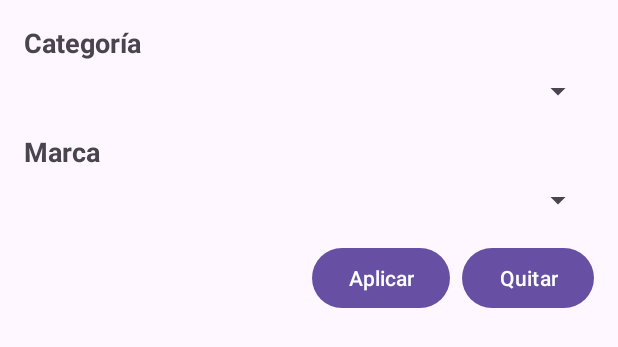
After one commit to RalphNM1/ClothesVault-Android, an Android app: the layout dialog_filtros.xml on its own in the app's theme, with its tools: preview values and no code run, on a phone screen of 412 x 824 dp. The commit adds this screen. Shown: the top 347 px of the screen. Run offline under Robolectric (Android 15) with nearby library versions, the phone set to English and light mode, and no system bars.

Commit message:
Commit filtro1

```diff
--- a/app/src/main/res/layout/activity_main.xml
+++ b/app/src/main/res/layout/activity_main.xml
@@ -19,7 +19,7 @@
             android:layout_height="match_parent">
 
             <ImageView
-                android:id="@+id/icon3"
+                android:id="@+id/iconFiltro"
                 android:layout_width="wrap_content"
                 android:layout_height="wrap_content"
                 android:layout_alignParentStart="true"
@@ -34,13 +34,13 @@
                 android:orientation="horizontal">
 
                 <ImageView
-                    android:id="@+id/icon1"
+                    android:id="@+id/iconCarrito"
                     android:layout_width="wrap_content"
                     android:layout_height="wrap_content"
                     android:src="@drawable/carrito" />
 
                 <ImageView
-                    android:id="@+id/icon2"
+                    android:id="@+id/iconUsuario"
                     android:layout_width="wrap_content"
                     android:layout_height="wrap_content"
                     android:layout_marginLeft="12dp"
--- /dev/null
+++ b/app/src/main/res/layout/dialog_filtros.xml
@@ -0,0 +1,56 @@
+<?xml version="1.0" encoding="utf-8"?>
+<!-- dialog_filters.xml -->
+<LinearLayout xmlns:android="http://schemas.android.com/apk/res/android"
+    android:layout_width="match_parent"
+    android:layout_height="wrap_content"
+    android:orientation="vertical"
+    android:padding="16dp">
+
+    <TextView
+        android:layout_width="match_parent"
+        android:layout_height="wrap_content"
+        android:text="Categoría"
+        android:textSize="18sp"
+        android:textStyle="bold"
+        android:paddingBottom="8dp" />
+
+    <Spinner
+        android:id="@+id/spinnerCategorias"
+        android:layout_width="match_parent"
+        android:layout_height="wrap_content" />
+
+    <TextView
+        android:layout_width="match_parent"
+        android:layout_height="wrap_content"
+        android:text="Marca"
+        android:textSize="18sp"
+        android:textStyle="bold"
+        android:paddingTop="16dp"
+        android:paddingBottom="8dp" />
+
+    <Spinner
+        android:id="@+id/spinnerMarcas"
+        android:layout_width="match_parent"
+        android:layout_height="wrap_content" />
+
+    <LinearLayout
+        android:layout_width="match_parent"
+        android:layout_height="wrap_content"
+        android:orientation="horizontal"
+        android:gravity="end"
+        android:paddingTop="16dp">
+
+        <Button
+            android:id="@+id/btnAplicarFiltros"
+            android:layout_width="wrap_content"
+            android:layout_height="wrap_content"
+            android:text="Aplicar" />
+
+        <Button
+            android:id="@+id/btnQuitarFiltros"
+            android:layout_width="wrap_content"
+            android:layout_height="wrap_content"
+            android:text="Quitar"
+            android:layout_marginLeft="8dp" />
+    </LinearLayout>
+</LinearLayout>
```
Also changed, not shown: app/src/main/java/com/iesfernandowirtz/clothesvault/MainActivity.java (+143 -24 lines), app/src/main/java/com/iesfernandowirtz/clothesvault/Modelo/Producto.java (+11 -0 lines), app/src/main/java/com/iesfernandowirtz/clothesvault/Utils/CategoriaTypeAdapter.java (added, +37 -0 lines), app/src/main/java/com/iesfernandowirtz/clothesvault/Utils/ServicioProducto.java (+13 -0 lines), app/src/main/res/values/strings.xml (+12 -0 lines).
